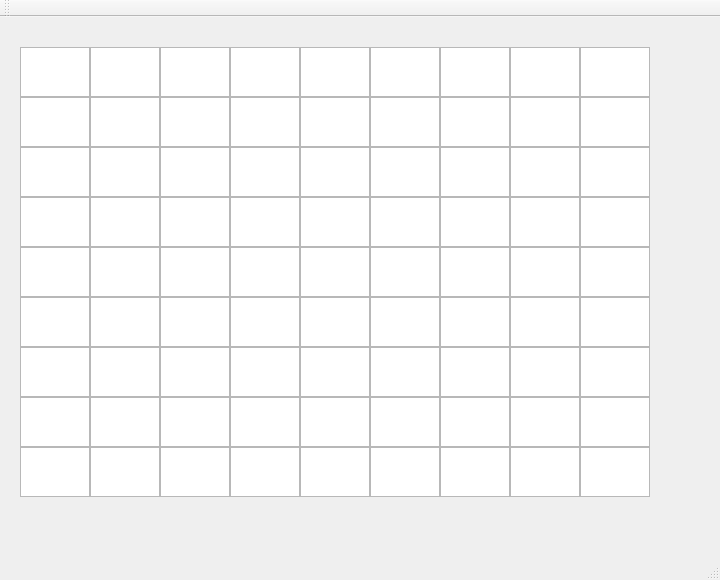
The window that gui/mainwindow.ui (fastz123/EmbededSW_Proj) describes before a commit, drawn with Qt 5.
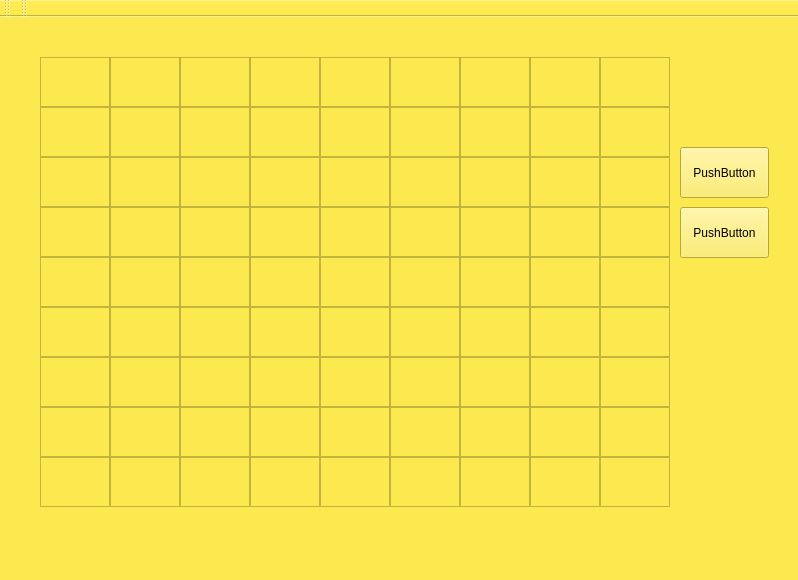
The same window after the commit.

Commit message: add 9x9 text background color in gui

The edit to the form file:
```diff
--- a/gui/mainwindow.ui
+++ b/gui/mainwindow.ui
@@ -6,59 +6,89 @@
    <rect>
     <x>0</x>
     <y>0</y>
-    <width>720</width>
+    <width>798</width>
     <height>580</height>
    </rect>
   </property>
   <property name="windowTitle">
    <string>MainWindow</string>
   </property>
+  <property name="autoFillBackground">
+   <bool>false</bool>
+  </property>
+  <property name="styleSheet">
+   <string notr="true">background-color: rgb(252, 233, 79);</string>
+  </property>
   <widget class="QWidget" name="centralWidget">
    <widget class="QTextEdit" name="textEdit_7">
     <property name="geometry">
      <rect>
-      <x>90</x>
-      <y>30</y>
+      <x>110</x>
+      <y>40</y>
       <width>70</width>
       <height>50</height>
      </rect>
     </property>
+    <property name="styleSheet">
+     <string notr="true">color: qlineargradient(spread:pad, x1:0, y1:0, x2:1, y2:0, stop:0 rgba(0, 0, 0, 255), stop:1 rgba(255, 255, 255, 255));</string>
+    </property>
    </widget>
    <widget class="QTextEdit" name="textEdit_8">
     <property name="geometry">
      <rect>
-      <x>20</x>
-      <y>30</y>
+      <x>40</x>
+      <y>40</y>
       <width>70</width>
       <height>50</height>
      </rect>
     </property>
+    <property name="styleSheet">
+     <string notr="true">gridline-color: rgb(0, 0, 0);</string>
+    </property>
+    <property name="html">
+     <string>&lt;!DOCTYPE HTML PUBLIC &quot;-//W3C//DTD HTML 4.0//EN&quot; &quot;http://www.w3.org/TR/REC-html40/strict.dtd&quot;&gt;
+&lt;html&gt;&lt;head&gt;&lt;meta name=&quot;qrichtext&quot; content=&quot;1&quot; /&gt;&lt;style type=&quot;text/css&quot;&gt;
+p, li { white-space: pre-wrap; }
+&lt;/style&gt;&lt;/head&gt;&lt;body style=&quot; font-family:'Ubuntu'; font-size:11pt; font-weight:400; font-style:normal;&quot;&gt;
+&lt;p align=&quot;center&quot; style=&quot;-qt-paragraph-type:empty; margin-top:0px; margin-bottom:0px; margin-left:0px; margin-right:0px; -qt-block-indent:0; text-indent:0px;&quot;&gt;&lt;br /&gt;&lt;/p&gt;
+&lt;p align=&quot;center&quot; style=&quot;-qt-paragraph-type:empty; margin-top:0px; margin-bottom:0px; margin-left:0px; margin-right:0px; -qt-block-indent:0; text-indent:0px;&quot;&gt;&lt;br /&gt;&lt;/p&gt;&lt;/body&gt;&lt;/html&gt;</string>
+    </property>
    </widget>
    <widget class="QTextEdit" name="textEdit_9">
     <property name="geometry">
      <rect>
-      <x>160</x>
-      <y>30</y>
+      <x>180</x>
+      <y>40</y>
       <width>70</width>
       <height>50</height>
      </rect>
     </property>
+    <property name="styleSheet">
+     <string notr="true">border-color: rgb(0, 0, 0);</string>
+    </property>
    </widget>
    <widget class="QTextEdit" name="textEdit_10">
     <property name="geometry">
      <rect>
-      <x>230</x>
-      <y>30</y>
+      <x>250</x>
+      <y>40</y>
       <width>70</width>
       <height>50</height>
      </rect>
     </property>
+    <property name="styleSheet">
+     <string notr="true">border-color: rgb(0, 0, 0);
+border-top-color: rgb(0, 0, 0);
+border-left-color: rgb(0, 0, 0);
+border-bottom-color: rgb(0, 0, 0);
+border-left-color: rgb(0, 0, 0);</string>
+    </property>
    </widget>
    <widget class="QTextEdit" name="textEdit_11">
     <property name="geometry">
      <rect>
-      <x>510</x>
-      <y>30</y>
+      <x>530</x>
+      <y>40</y>
       <width>70</width>
       <height>50</height>
      </rect>
@@ -67,8 +97,8 @@
    <widget class="QTextEdit" name="textEdit_12">
     <property name="geometry">
      <rect>
-      <x>370</x>
-      <y>30</y>
+      <x>390</x>
+      <y>40</y>
       <width>70</width>
       <height>50</height>
      </rect>
@@ -77,8 +107,8 @@
    <widget class="QTextEdit" name="textEdit_13">
     <property name="geometry">
      <rect>
-      <x>440</x>
-      <y>30</y>
+      <x>460</x>
+      <y>40</y>
       <width>70</width>
       <height>50</height>
      </rect>
@@ -87,8 +117,8 @@
    <widget class="QTextEdit" name="textEdit_14">
     <property name="geometry">
      <rect>
-      <x>300</x>
-      <y>30</y>
+      <x>320</x>
+      <y>40</y>
       <width>70</width>
       <height>50</height>
      </rect>
@@ -97,8 +127,8 @@
    <widget class="QTextEdit" name="textEdit_15">
     <property name="geometry">
      <rect>
-      <x>580</x>
-      <y>30</y>
+      <x>600</x>
+      <y>40</y>
       <width>70</width>
       <height>50</height>
      </rect>
@@ -107,8 +137,8 @@
    <widget class="QTextEdit" name="textEdit_16">
     <property name="geometry">
      <rect>
-      <x>580</x>
-      <y>80</y>
+      <x>600</x>
+      <y>90</y>
       <width>70</width>
       <height>50</height>
      </rect>
@@ -117,8 +147,8 @@
    <widget class="QTextEdit" name="textEdit_17">
     <property name="geometry">
      <rect>
-      <x>230</x>
-      <y>80</y>
+      <x>250</x>
+      <y>90</y>
       <width>70</width>
       <height>50</height>
      </rect>
@@ -127,8 +157,8 @@
    <widget class="QTextEdit" name="textEdit_18">
     <property name="geometry">
      <rect>
-      <x>300</x>
-      <y>80</y>
+      <x>320</x>
+      <y>90</y>
       <width>70</width>
       <height>50</height>
      </rect>
@@ -137,8 +167,8 @@
    <widget class="QTextEdit" name="textEdit_19">
     <property name="geometry">
      <rect>
-      <x>440</x>
-      <y>80</y>
+      <x>460</x>
+      <y>90</y>
       <width>70</width>
       <height>50</height>
      </rect>
@@ -147,18 +177,25 @@
    <widget class="QTextEdit" name="textEdit_20">
     <property name="geometry">
      <rect>
-      <x>90</x>
-      <y>80</y>
+      <x>110</x>
+      <y>90</y>
       <width>70</width>
       <height>50</height>
      </rect>
     </property>
+    <property name="html">
+     <string>&lt;!DOCTYPE HTML PUBLIC &quot;-//W3C//DTD HTML 4.0//EN&quot; &quot;http://www.w3.org/TR/REC-html40/strict.dtd&quot;&gt;
+&lt;html&gt;&lt;head&gt;&lt;meta name=&quot;qrichtext&quot; content=&quot;1&quot; /&gt;&lt;style type=&quot;text/css&quot;&gt;
+p, li { white-space: pre-wrap; }
+&lt;/style&gt;&lt;/head&gt;&lt;body style=&quot; font-family:'Ubuntu'; font-size:11pt; font-weight:400; font-style:normal;&quot;&gt;
+&lt;p style=&quot;-qt-paragraph-type:empty; margin-top:0px; margin-bottom:0px; margin-left:0px; margin-right:0px; -qt-block-indent:0; text-indent:0px;&quot;&gt;&lt;br /&gt;&lt;/p&gt;&lt;/body&gt;&lt;/html&gt;</string>
+    </property>
    </widget>
    <widget class="QTextEdit" name="textEdit_21">
     <property name="geometry">
      <rect>
-      <x>160</x>
-      <y>80</y>
+      <x>180</x>
+      <y>90</y>
       <width>70</width>
       <height>50</height>
      </rect>
@@ -167,8 +204,8 @@
    <widget class="QTextEdit" name="textEdit_22">
     <property name="geometry">
      <rect>
-      <x>510</x>
-      <y>80</y>
+      <x>530</x>
+      <y>90</y>
       <width>70</width>
       <height>50</height>
      </rect>
@@ -177,8 +214,8 @@
    <widget class="QTextEdit" name="textEdit_23">
     <property name="geometry">
      <rect>
-      <x>370</x>
-      <y>80</y>
+      <x>390</x>
+      <y>90</y>
       <width>70</width>
       <height>50</height>
      </rect>
@@ -187,8 +224,8 @@
    <widget class="QTextEdit" name="textEdit_24">
     <property name="geometry">
      <rect>
-      <x>20</x>
-      <y>80</y>
+      <x>40</x>
+      <y>90</y>
       <width>70</width>
       <height>50</height>
      </rect>
@@ -197,8 +234,8 @@
    <widget class="QTextEdit" name="textEdit_25">
     <property name="geometry">
      <rect>
-      <x>20</x>
-      <y>180</y>
+      <x>40</x>
+      <y>190</y>
       <width>70</width>
       <height>50</height>
      </rect>
@@ -207,8 +244,8 @@
    <widget class="QTextEdit" name="textEdit_26">
     <property name="geometry">
      <rect>
-      <x>510</x>
-      <y>180</y>
+      <x>530</x>
+      <y>190</y>
       <width>70</width>
       <height>50</height>
      </rect>
@@ -217,8 +254,8 @@
    <widget class="QTextEdit" name="textEdit_27">
     <property name="geometry">
      <rect>
-      <x>300</x>
-      <y>180</y>
+      <x>320</x>
+      <y>190</y>
       <width>70</width>
       <height>50</height>
      </rect>
@@ -227,8 +264,8 @@
    <widget class="QTextEdit" name="textEdit_28">
     <property name="geometry">
      <rect>
-      <x>160</x>
-      <y>180</y>
+      <x>180</x>
+      <y>190</y>
       <width>70</width>
       <height>50</height>
      </rect>
@@ -237,8 +274,8 @@
    <widget class="QTextEdit" name="textEdit_29">
     <property name="geometry">
      <rect>
-      <x>90</x>
-      <y>130</y>
+      <x>110</x>
+      <y>140</y>
       <width>70</width>
       <height>50</height>
      </rect>
@@ -247,8 +284,8 @@
    <widget class="QTextEdit" name="textEdit_30">
     <property name="geometry">
      <rect>
-      <x>230</x>
-      <y>130</y>
+      <x>250</x>
+      <y>140</y>
       <width>70</width>
       <height>50</height>
      </rect>
@@ -257,8 +294,8 @@
    <widget class="QTextEdit" name="textEdit_31">
     <property name="geometry">
      <rect>
-      <x>300</x>
-      <y>130</y>
+      <x>320</x>
+      <y>140</y>
       <width>70</width>
       <height>50</height>
      </rect>
@@ -267,8 +304,8 @@
    <widget class="QTextEdit" name="textEdit_32">
     <property name="geometry">
      <rect>
-      <x>510</x>
-      <y>130</y>
+      <x>530</x>
+      <y>140</y>
       <width>70</width>
       <height>50</height>
      </rect>
@@ -277,8 +314,8 @@
    <widget class="QTextEdit" name="textEdit_33">
     <property name="geometry">
      <rect>
-      <x>440</x>
-      <y>180</y>
+      <x>460</x>
+      <y>190</y>
       <width>70</width>
       <height>50</height>
      </rect>
@@ -287,8 +324,8 @@
    <widget class="QTextEdit" name="textEdit_34">
     <property name="geometry">
      <rect>
-      <x>370</x>
-      <y>180</y>
+      <x>390</x>
+      <y>190</y>
       <width>70</width>
       <height>50</height>
      </rect>
@@ -297,18 +334,21 @@
    <widget class="QTextEdit" name="textEdit_35">
     <property name="geometry">
      <rect>
-      <x>90</x>
-      <y>180</y>
+      <x>110</x>
+      <y>190</y>
       <width>70</width>
       <height>50</height>
      </rect>
     </property>
+    <property name="styleSheet">
+     <string notr="true">gridline-color: rgb(0, 0, 0);</string>
+    </property>
    </widget>
    <widget class="QTextEdit" name="textEdit_36">
     <property name="geometry">
      <rect>
-      <x>160</x>
-      <y>130</y>
+      <x>180</x>
+      <y>140</y>
       <width>70</width>
       <height>50</height>
      </rect>
@@ -317,8 +357,8 @@
    <widget class="QTextEdit" name="textEdit_37">
     <property name="geometry">
      <rect>
-      <x>580</x>
-      <y>130</y>
+      <x>600</x>
+      <y>140</y>
       <width>70</width>
       <height>50</height>
      </rect>
@@ -327,8 +367,8 @@
    <widget class="QTextEdit" name="textEdit_38">
     <property name="geometry">
      <rect>
-      <x>370</x>
-      <y>130</y>
+      <x>390</x>
+      <y>140</y>
       <width>70</width>
       <height>50</height>
      </rect>
@@ -337,8 +377,8 @@
    <widget class="QTextEdit" name="textEdit_39">
     <property name="geometry">
      <rect>
-      <x>20</x>
-      <y>130</y>
+      <x>40</x>
+      <y>140</y>
       <width>70</width>
       <height>50</height>
      </rect>
@@ -347,8 +387,8 @@
    <widget class="QTextEdit" name="textEdit_40">
     <property name="geometry">
      <rect>
-      <x>230</x>
-      <y>180</y>
+      <x>250</x>
+      <y>190</y>
       <width>70</width>
       <height>50</height>
      </rect>
@@ -357,8 +397,8 @@
    <widget class="QTextEdit" name="textEdit_41">
     <property name="geometry">
      <rect>
-      <x>580</x>
-      <y>180</y>
+      <x>600</x>
+      <y>190</y>
       <width>70</width>
       <height>50</height>
      </rect>
@@ -367,8 +407,8 @@
    <widget class="QTextEdit" name="textEdit_42">
     <property name="geometry">
      <rect>
-      <x>440</x>
-      <y>130</y>
+      <x>460</x>
+      <y>140</y>
       <width>70</width>
       <height>50</height>
      </rect>
@@ -377,8 +417,8 @@
    <widget class="QTextEdit" name="textEdit_43">
     <property name="geometry">
      <rect>
-      <x>440</x>
-      <y>330</y>
+      <x>460</x>
+      <y>340</y>
       <width>70</width>
       <height>50</height>
      </rect>
@@ -387,8 +427,8 @@
    <widget class="QTextEdit" name="textEdit_44">
     <property name="geometry">
      <rect>
-      <x>90</x>
-      <y>330</y>
+      <x>110</x>
+      <y>340</y>
       <width>70</width>
       <height>50</height>
      </rect>
@@ -397,8 +437,8 @@
    <widget class="QTextEdit" name="textEdit_45">
     <property name="geometry">
      <rect>
-      <x>440</x>
-      <y>380</y>
+      <x>460</x>
+      <y>390</y>
       <width>70</width>
       <height>50</height>
      </rect>
@@ -407,8 +447,8 @@
    <widget class="QTextEdit" name="textEdit_46">
     <property name="geometry">
      <rect>
-      <x>20</x>
-      <y>330</y>
+      <x>40</x>
+      <y>340</y>
       <width>70</width>
       <height>50</height>
      </rect>
@@ -417,8 +457,8 @@
    <widget class="QTextEdit" name="textEdit_47">
     <property name="geometry">
      <rect>
-      <x>300</x>
-      <y>330</y>
+      <x>320</x>
+      <y>340</y>
       <width>70</width>
       <height>50</height>
      </rect>
@@ -427,18 +467,21 @@
    <widget class="QTextEdit" name="textEdit_48">
     <property name="geometry">
      <rect>
-      <x>510</x>
-      <y>280</y>
+      <x>530</x>
+      <y>290</y>
       <width>70</width>
       <height>50</height>
      </rect>
     </property>
+    <property name="styleSheet">
+     <string notr="true">selection-color: rgb(0, 0, 0);</string>
+    </property>
    </widget>
    <widget class="QTextEdit" name="textEdit_49">
     <property name="geometry">
      <rect>
-      <x>300</x>
-      <y>280</y>
+      <x>320</x>
+      <y>290</y>
       <width>70</width>
       <height>50</height>
      </rect>
@@ -447,8 +490,8 @@
    <widget class="QTextEdit" name="textEdit_50">
     <property name="geometry">
      <rect>
-      <x>230</x>
-      <y>330</y>
+      <x>250</x>
+      <y>340</y>
       <width>70</width>
       <height>50</height>
      </rect>
@@ -457,8 +500,8 @@
    <widget class="QTextEdit" name="textEdit_51">
     <property name="geometry">
      <rect>
-      <x>160</x>
-      <y>330</y>
+      <x>180</x>
+      <y>340</y>
       <width>70</width>
       <height>50</height>
      </rect>
@@ -467,8 +510,8 @@
    <widget class="QTextEdit" name="textEdit_52">
     <property name="geometry">
      <rect>
-      <x>510</x>
-      <y>330</y>
+      <x>530</x>
+      <y>340</y>
       <width>70</width>
       <height>50</height>
      </rect>
@@ -477,8 +520,8 @@
    <widget class="QTextEdit" name="textEdit_53">
     <property name="geometry">
      <rect>
-      <x>160</x>
-      <y>280</y>
+      <x>180</x>
+      <y>290</y>
       <width>70</width>
       <height>50</height>
      </rect>
@@ -487,8 +530,8 @@
    <widget class="QTextEdit" name="textEdit_54">
     <property name="geometry">
      <rect>
-      <x>370</x>
-      <y>380</y>
+      <x>390</x>
+      <y>390</y>
       <width>70</width>
       <height>50</height>
      </rect>
@@ -497,8 +540,8 @@
    <widget class="QTextEdit" name="textEdit_55">
     <property name="geometry">
      <rect>
-      <x>90</x>
-      <y>230</y>
+      <x>110</x>
+      <y>240</y>
       <width>70</width>
       <height>50</height>
      </rect>
@@ -507,8 +550,8 @@
    <widget class="QTextEdit" name="textEdit_56">
     <property name="geometry">
      <rect>
-      <x>230</x>
-      <y>230</y>
+      <x>250</x>
+      <y>240</y>
       <width>70</width>
       <height>50</height>
      </rect>
@@ -517,18 +560,21 @@
    <widget class="QTextEdit" name="textEdit_57">
     <property name="geometry">
      <rect>
-      <x>300</x>
-      <y>230</y>
+      <x>320</x>
+      <y>240</y>
       <width>70</width>
       <height>50</height>
      </rect>
     </property>
+    <property name="styleSheet">
+     <string notr="true">color: rgb(0, 0, 0);</string>
+    </property>
    </widget>
    <widget class="QTextEdit" name="textEdit_58">
     <property name="geometry">
      <rect>
-      <x>300</x>
-      <y>380</y>
+      <x>320</x>
+      <y>390</y>
       <width>70</width>
       <height>50</height>
      </rect>
@@ -537,8 +583,8 @@
    <widget class="QTextEdit" name="textEdit_59">
     <property name="geometry">
      <rect>
-      <x>90</x>
-      <y>380</y>
+      <x>110</x>
+      <y>390</y>
       <width>70</width>
       <height>50</height>
      </rect>
@@ -547,8 +593,8 @@
    <widget class="QTextEdit" name="textEdit_60">
     <property name="geometry">
      <rect>
-      <x>580</x>
-      <y>330</y>
+      <x>600</x>
+      <y>340</y>
       <width>70</width>
       <height>50</height>
      </rect>
@@ -557,8 +603,8 @@
    <widget class="QTextEdit" name="textEdit_61">
     <property name="geometry">
      <rect>
-      <x>510</x>
-      <y>230</y>
+      <x>530</x>
+      <y>240</y>
       <width>70</width>
       <height>50</height>
      </rect>
@@ -567,8 +613,8 @@
    <widget class="QTextEdit" name="textEdit_62">
     <property name="geometry">
      <rect>
-      <x>20</x>
-      <y>380</y>
+      <x>40</x>
+      <y>390</y>
       <width>70</width>
       <height>50</height>
      </rect>
@@ -577,8 +623,8 @@
    <widget class="QTextEdit" name="textEdit_63">
     <property name="geometry">
      <rect>
-      <x>230</x>
-      <y>380</y>
+      <x>250</x>
+      <y>390</y>
       <width>70</width>
       <height>50</height>
      </rect>
@@ -587,8 +633,8 @@
    <widget class="QTextEdit" name="textEdit_64">
     <property name="geometry">
      <rect>
-      <x>160</x>
-      <y>380</y>
+      <x>180</x>
+      <y>390</y>
       <width>70</width>
       <height>50</height>
      </rect>
@@ -597,8 +643,8 @@
    <widget class="QTextEdit" name="textEdit_65">
     <property name="geometry">
      <rect>
-      <x>370</x>
-      <y>330</y>
+      <x>390</x>
+      <y>340</y>
       <width>70</width>
       <height>50</height>
      </rect>
@@ -607,8 +653,8 @@
    <widget class="QTextEdit" name="textEdit_66">
     <property name="geometry">
      <rect>
-      <x>440</x>
-      <y>280</y>
+      <x>460</x>
+      <y>290</y>
       <width>70</width>
       <height>50</height>
      </rect>
@@ -617,8 +663,8 @@
    <widget class="QTextEdit" name="textEdit_67">
     <property name="geometry">
      <rect>
-      <x>370</x>
-      <y>280</y>
+      <x>390</x>
+      <y>290</y>
       <width>70</width>
       <height>50</height>
      </rect>
@@ -627,8 +673,8 @@
    <widget class="QTextEdit" name="textEdit_68">
     <property name="geometry">
      <rect>
-      <x>90</x>
-      <y>280</y>
+      <x>110</x>
+      <y>290</y>
       <width>70</width>
       <height>50</height>
      </rect>
@@ -637,8 +683,8 @@
    <widget class="QTextEdit" name="textEdit_69">
     <property name="geometry">
      <rect>
-      <x>160</x>
-      <y>230</y>
+      <x>180</x>
+      <y>240</y>
       <width>70</width>
       <height>50</height>
      </rect>
@@ -647,8 +693,8 @@
    <widget class="QTextEdit" name="textEdit_70">
     <property name="geometry">
      <rect>
-      <x>580</x>
-      <y>230</y>
+      <x>600</x>
+      <y>240</y>
       <width>70</width>
       <height>50</height>
      </rect>
@@ -657,8 +703,8 @@
    <widget class="QTextEdit" name="textEdit_71">
     <property name="geometry">
      <rect>
-      <x>510</x>
-      <y>380</y>
+      <x>530</x>
+      <y>390</y>
       <width>70</width>
       <height>50</height>
      </rect>
@@ -667,8 +713,8 @@
    <widget class="QTextEdit" name="textEdit_72">
     <property name="geometry">
      <rect>
-      <x>370</x>
-      <y>230</y>
+      <x>390</x>
+      <y>240</y>
       <width>70</width>
       <height>50</height>
      </rect>
@@ -677,8 +723,8 @@
    <widget class="QTextEdit" name="textEdit_73">
     <property name="geometry">
      <rect>
-      <x>20</x>
-      <y>230</y>
+      <x>40</x>
+      <y>240</y>
       <width>70</width>
       <height>50</height>
      </rect>
@@ -687,8 +733,8 @@
    <widget class="QTextEdit" name="textEdit_74">
     <property name="geometry">
      <rect>
-      <x>20</x>
-      <y>280</y>
+      <x>40</x>
+      <y>290</y>
       <width>70</width>
       <height>50</height>
      </rect>
@@ -697,8 +743,8 @@
    <widget class="QTextEdit" name="textEdit_75">
     <property name="geometry">
      <rect>
-      <x>230</x>
-      <y>280</y>
+      <x>250</x>
+      <y>290</y>
       <width>70</width>
       <height>50</height>
      </rect>
@@ -707,8 +753,8 @@
    <widget class="QTextEdit" name="textEdit_76">
     <property name="geometry">
      <rect>
-      <x>580</x>
-      <y>280</y>
+      <x>600</x>
+      <y>290</y>
       <width>70</width>
       <height>50</height>
      </rect>
@@ -717,8 +763,8 @@
    <widget class="QTextEdit" name="textEdit_77">
     <property name="geometry">
      <rect>
-      <x>440</x>
-      <y>230</y>
+      <x>460</x>
+      <y>240</y>
       <width>70</width>
       <height>50</height>
      </rect>
@@ -727,8 +773,8 @@
    <widget class="QTextEdit" name="textEdit_78">
     <property name="geometry">
      <rect>
-      <x>580</x>
-      <y>380</y>
+      <x>600</x>
+      <y>390</y>
       <width>70</width>
       <height>50</height>
      </rect>
@@ -737,28 +783,37 @@
    <widget class="QTextEdit" name="textEdit_79">
     <property name="geometry">
      <rect>
-      <x>440</x>
-      <y>430</y>
+      <x>460</x>
+      <y>440</y>
       <width>70</width>
       <height>50</height>
      </rect>
     </property>
+    <property name="styleSheet">
+     <string notr="true">selection-color: rgb(0, 0, 0);</string>
+    </property>
    </widget>
    <widget class="QTextEdit" name="textEdit_80">
     <property name="geometry">
      <rect>
-      <x>510</x>
-      <y>430</y>
+      <x>530</x>
+      <y>440</y>
       <width>70</width>
       <height>50</height>
      </rect>
     </property>
+    <property name="autoFillBackground">
+     <bool>true</bool>
+    </property>
+    <property name="styleSheet">
+     <string notr="true">border-color: rgb(0, 0, 0);</string>
+    </property>
    </widget>
    <widget class="QTextEdit" name="textEdit_81">
     <property name="geometry">
      <rect>
-      <x>370</x>
-      <y>430</y>
+      <x>390</x>
+      <y>440</y>
       <width>70</width>
       <height>50</height>
      </rect>
@@ -767,8 +822,8 @@
    <widget class="QTextEdit" name="textEdit_82">
     <property name="geometry">
      <rect>
-      <x>300</x>
-      <y>430</y>
+      <x>320</x>
+      <y>440</y>
       <width>70</width>
       <height>50</height>
      </rect>
@@ -777,8 +832,8 @@
    <widget class="QTextEdit" name="textEdit_83">
     <property name="geometry">
      <rect>
-      <x>90</x>
-      <y>430</y>
+      <x>110</x>
+      <y>440</y>
       <width>70</width>
       <height>50</height>
      </rect>
@@ -787,8 +842,8 @@
    <widget class="QTextEdit" name="textEdit_84">
     <property name="geometry">
      <rect>
-      <x>160</x>
-      <y>430</y>
+      <x>180</x>
+      <y>440</y>
       <width>70</width>
       <height>50</height>
      </rect>
@@ -797,8 +852,8 @@
    <widget class="QTextEdit" name="textEdit_85">
     <property name="geometry">
      <rect>
-      <x>580</x>
-      <y>430</y>
+      <x>600</x>
+      <y>440</y>
       <width>70</width>
       <height>50</height>
      </rect>
@@ -807,8 +862,8 @@
    <widget class="QTextEdit" name="textEdit_86">
     <property name="geometry">
      <rect>
-      <x>230</x>
-      <y>430</y>
+      <x>250</x>
+      <y>440</y>
       <width>70</width>
       <height>50</height>
      </rect>
@@ -817,13 +872,39 @@
    <widget class="QTextEdit" name="textEdit_87">
     <property name="geometry">
      <rect>
-      <x>20</x>
-      <y>430</y>
+      <x>40</x>
+      <y>440</y>
       <width>70</width>
       <height>50</height>
      </rect>
     </property>
    </widget>
+   <widget class="QPushButton" name="pushButton">
+    <property name="geometry">
+     <rect>
+      <x>680</x>
+      <y>130</y>
+      <width>89</width>
+      <height>51</height>
+     </rect>
+    </property>
+    <property name="text">
+     <string>PushButton</string>
+    </property>
+   </widget>
+   <widget class="QPushButton" name="pushButton_2">
+    <property name="geometry">
+     <rect>
+      <x>680</x>
+      <y>190</y>
+      <width>89</width>
+      <height>51</height>
+     </rect>
+    </property>
+    <property name="text">
+     <string>PushButton</string>
+    </property>
+   </widget>
   </widget>
   <widget class="QMenuBar" name="menuBar">
    <property name="geometry">
@@ -844,6 +925,17 @@
    </attribute>
   </widget>
   <widget class="QStatusBar" name="statusBar"/>
+  <widget class="QToolBar" name="toolBar">
+   <property name="windowTitle">
+    <string>toolBar</string>
+   </property>
+   <attribute name="toolBarArea">
+    <enum>TopToolBarArea</enum>
+   </attribute>
+   <attribute name="toolBarBreak">
+    <bool>false</bool>
+   </attribute>
+  </widget>
  </widget>
  <layoutdefault spacing="6" margin="11"/>
  <resources/>
```
Left out of the diff: 2 changed lines with no effect on the pictures.
